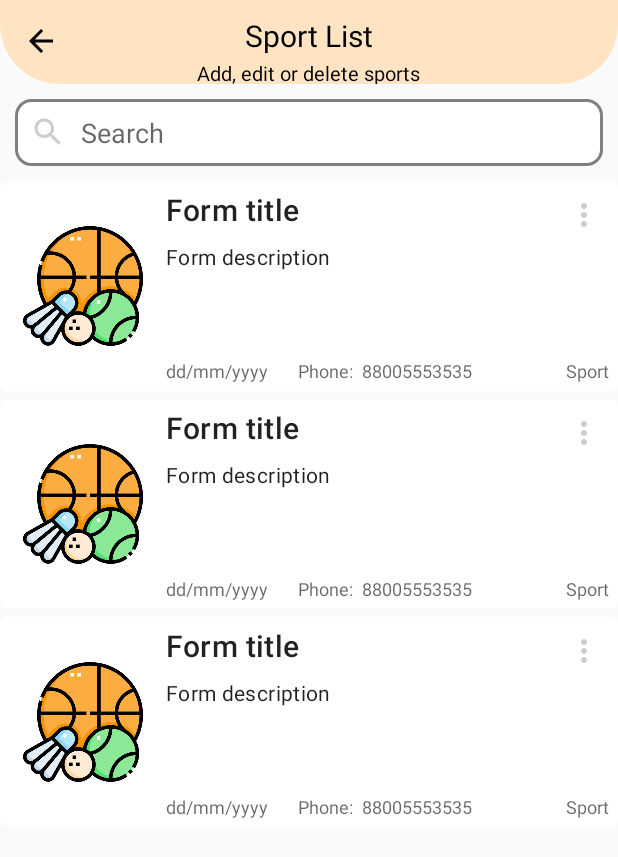
After one commit to polblack7/SportFriend, an Android app: the layout activity_sport_list_admin.xml on its own in the app's theme, with its tools: preview values and no code run, on a phone screen of 412 x 824 dp. The commit adds this screen. Shown: the top 857 px of the screen. Run offline under Robolectric (Android 15) with nearby library versions, the phone set to English and light mode, and no system bars.

Commit message:
added forms viewer

```diff
--- a/app/src/main/AndroidManifest.xml
+++ b/app/src/main/AndroidManifest.xml
@@ -13,6 +13,9 @@
         android:supportsRtl="true"
         android:theme="@style/Theme.SportFriend"
         tools:targetApi="31">
+        <activity
+            android:name=".SportListAdminActivity"
+            android:exported="false" />
         <activity
             android:name=".RequestAddActivity"
             android:exported="false" />
--- a/app/src/main/java/com/polblack7/sportfriend/RequestAddActivity.kt
+++ b/app/src/main/java/com/polblack7/sportfriend/RequestAddActivity.kt
@@ -101,7 +101,7 @@ class RequestAddActivity : AppCompatActivity() {
         hashMap["location"] = "$location"
         hashMap["description"] = "$description"
         hashMap["sportId"] = "$selectedSportId"
-        hashMap["timestamp"] = "$timestamp"
+        hashMap["timestamp"] = timestamp
         hashMap["viewsCount"] = 0
 
         val ref = FirebaseDatabase.getInstance().getReference("Forms")
--- /dev/null
+++ b/app/src/main/res/drawable/shape_more.xml
@@ -0,0 +1,5 @@
+<vector xmlns:android="http://schemas.android.com/apk/res/android" android:height="24dp" android:tint="#CCCCCC" android:viewportHeight="24" android:viewportWidth="24" android:width="24dp">
+
+    <path android:fillColor="@android:color/white" android:pathData="M12,8c1.1,0 2,-0.9 2,-2s-0.9,-2 -2,-2 -2,0.9 -2,2 0.9,2 2,2zM12,10c-1.1,0 -2,0.9 -2,2s0.9,2 2,2 2,-0.9 2,-2 -0.9,-2 -2,-2zM12,16c-1.1,0 -2,0.9 -2,2s0.9,2 2,2 2,-0.9 2,-2 -0.9,-2 -2,-2z"/>
+
+</vector>
--- /dev/null
+++ b/app/src/main/res/layout/activity_sport_list_admin.xml
@@ -0,0 +1,76 @@
+<?xml version="1.0" encoding="utf-8"?>
+<RelativeLayout xmlns:android="http://schemas.android.com/apk/res/android"
+    xmlns:app="http://schemas.android.com/apk/res-auto"
+    xmlns:tools="http://schemas.android.com/tools"
+    android:id="@+id/main"
+    android:layout_width="match_parent"
+    android:layout_height="match_parent"
+    tools:context=".SportListAdminActivity">
+
+    <RelativeLayout
+        android:id="@+id/toolbar"
+        android:background="@drawable/shape_toolbar"
+        android:layout_width="match_parent"
+        android:layout_height="?actionBarSize">
+
+        <ImageButton
+            android:id="@+id/backBtn"
+            android:layout_width="wrap_content"
+            android:layout_height="wrap_content"
+            android:layout_margin="10dp"
+            android:background="@android:color/transparent"
+            android:padding="5dp"
+            android:src="@drawable/shape_arrow01" />
+
+        <TextView
+            android:id="@+id/titleTv"
+            android:layout_width="wrap_content"
+            android:layout_height="wrap_content"
+            android:layout_centerHorizontal="true"
+            android:layout_marginTop="10dp"
+            android:text="Sport List"
+            android:textColor="@color/black"
+            android:textSize="20sp" />
+
+        <TextView
+            android:id="@+id/subTitleTv"
+            android:layout_width="wrap_content"
+            android:layout_height="wrap_content"
+            android:layout_below="@id/titleTv"
+            android:layout_centerHorizontal="true"
+            android:layout_marginTop="2dp"
+            android:text="Add, edit or delete sports"
+            android:textColor="@color/black"
+            android:textSize="13sp" />
+
+
+
+    </RelativeLayout>
+
+    <EditText
+        android:id="@+id/searchEt"
+        android:layout_width="match_parent"
+        android:layout_height="wrap_content"
+        android:layout_below="@id/toolbar"
+        android:layout_marginStart="10dp"
+        android:layout_marginTop="10dp"
+        android:layout_marginEnd="10dp"
+        android:background="@drawable/shape_textedit"
+        android:hint="Search"
+        android:inputType="text"
+        android:drawableStart="@drawable/shape_search"
+        android:drawablePadding="10dp"
+        android:padding="10dp"/>
+
+    <androidx.recyclerview.widget.RecyclerView
+        android:id="@+id/formsRv"
+        android:layout_width="match_parent"
+        android:layout_height="match_parent"
+        android:layout_below="@id/searchEt"
+        android:layout_marginTop="10dp"
+        app:layoutManager="androidx.recyclerview.widget.LinearLayoutManager"
+        tools:listitem="@layout/row_forms_admin"/>
+
+
+
+</RelativeLayout>
--- /dev/null
+++ b/app/src/main/res/layout/row_forms_admin.xml
@@ -0,0 +1,117 @@
+<?xml version="1.0" encoding="utf-8"?>
+<androidx.cardview.widget.CardView xmlns:android="http://schemas.android.com/apk/res/android"
+    android:layout_width="match_parent"
+    android:layout_height="140dp"
+    xmlns:app="http://schemas.android.com/apk/res-auto"
+    android:layout_marginBottom="5dp"
+    app:cardCornerRadius="5dp"
+    app:cardElevation="0dp"
+    app:contentPadding="5dp">
+
+    <RelativeLayout
+        android:layout_width="match_parent"
+        android:layout_height="match_parent">
+
+        <RelativeLayout
+            android:id="@+id/formsRv"
+            android:layout_width="100dp"
+            android:layout_height="140dp"
+            android:layout_marginEnd="5dp"
+            android:background="@android:color/transparent">
+
+            <ImageView
+                android:id="@+id/formIconIv"
+                android:layout_width="match_parent"
+                android:layout_height="match_parent"
+                android:src="@drawable/logo"
+                android:padding="10dp"
+                android:background="@android:color/transparent"/>
+
+
+
+        </RelativeLayout>
+
+        <TextView
+            android:id="@+id/titleTv"
+            style="@style/TextAppearance.MaterialComponents.Headline6"
+            android:layout_width="match_parent"
+            android:layout_height="wrap_content"
+            android:layout_toEndOf="@id/formsRv"
+            android:layout_toStartOf="@id/moreBtn"
+            android:text="Form title"
+            android:maxLines="1"
+            android:ellipsize="end"/>
+
+        <TextView
+            android:id="@+id/descriptionTv"
+            style="@style/TextAppearance.MaterialComponents.Body2"
+            android:layout_width="match_parent"
+            android:layout_height="wrap_content"
+            android:layout_below="@id/titleTv"
+            android:layout_marginTop="8dp"
+            android:ellipsize="end"
+            android:layout_toEndOf="@id/formsRv"
+            android:maxLines="10"
+            android:text="Form description"/>
+
+
+        <ImageButton
+            android:id="@+id/moreBtn"
+            android:layout_width="wrap_content"
+            android:layout_height="wrap_content"
+            android:src="@drawable/shape_more"
+            android:layout_alignParentEnd="true"
+            android:padding="5dp"
+            android:background="@android:color/transparent"/>
+
+        <TextView
+            android:id="@+id/sportId"
+            style="@style/TextAppearance.AppCompat.Caption"
+            android:layout_width="wrap_content"
+            android:layout_height="wrap_content"
+            android:layout_alignParentEnd="true"
+
+            android:layout_alignParentBottom="true"
+            android:maxLines="1"
+            android:text="Sport"/>
+
+        <TextView
+            android:id="@+id/dateTv"
+            style="@style/TextAppearance.AppCompat.Caption"
+            android:layout_width="wrap_content"
+            android:layout_height="wrap_content"
+            android:layout_alignParentBottom="true"
+            android:layout_toEndOf="@id/formsRv"
+            android:maxLines="1"
+            android:text="dd/mm/yyyy"/>
+
+        <TextView
+            android:id="@+id/phoneTv"
+            style="@style/TextAppearance.AppCompat.Caption"
+            android:layout_width="wrap_content"
+            android:layout_height="wrap_content"
+            android:layout_alignParentBottom="true"
+            android:layout_toStartOf="@+id/sportId"
+            android:layout_toEndOf="@id/dateTv"
+            android:textAlignment="center"
+            android:maxLines="1"
+            android:text="88005553535"/>
+
+        <TextView
+            android:id="@+id/phoneHint"
+            style="@style/TextAppearance.AppCompat.Caption"
+            android:layout_width="wrap_content"
+            android:layout_height="wrap_content"
+            android:layout_alignParentBottom="true"
+            android:paddingStart="20dp"
+            android:layout_toEndOf="@id/dateTv"
+            android:textAlignment="center"
+            android:maxLines="1"
+            android:text="Phone:"/>
+
+
+
+    </RelativeLayout>
+
+
+</androidx.cardview.widget.CardView>
```
Also changed, not shown: app/src/main/java/com/polblack7/sportfriend/AdapterForms.kt (added, +84 -0 lines), app/src/main/java/com/polblack7/sportfriend/AdapterSport.kt (+9 -0 lines), app/src/main/java/com/polblack7/sportfriend/FilterFormsAdmin.kt (added, +46 -0 lines), app/src/main/java/com/polblack7/sportfriend/ModelForm.kt (added, +39 -0 lines), app/src/main/java/com/polblack7/sportfriend/MyAppliction.kt (added, +41 -0 lines), app/src/main/java/com/polblack7/sportfriend/SportListAdminActivity.kt (added, +99 -0 lines).
